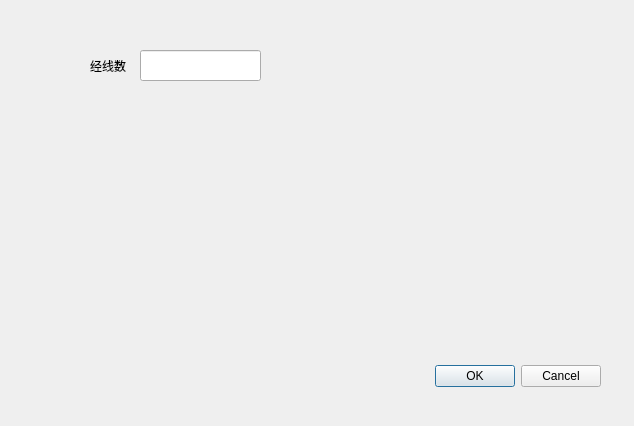
The window that beta/uidlg.ui (tankebuaa/Calibration) describes before a commit, drawn with Qt 5.
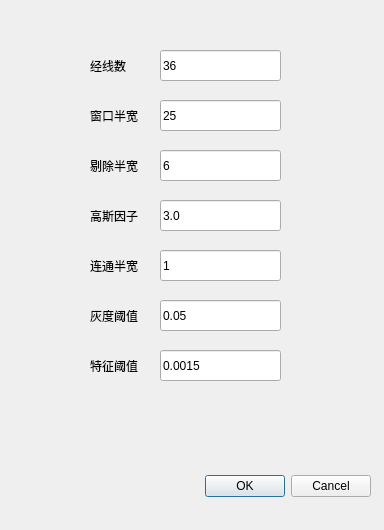
The same window after the commit.

The edit to the form file:
```diff
--- a/beta/uidlg.ui
+++ b/beta/uidlg.ui
@@ -6,8 +6,8 @@
    <rect>
     <x>0</x>
     <y>0</y>
-    <width>634</width>
-    <height>426</height>
+    <width>384</width>
+    <height>530</height>
    </rect>
   </property>
   <property name="sizePolicy">
@@ -22,8 +22,8 @@
   <widget class="QDialogButtonBox" name="buttonBox">
    <property name="geometry">
     <rect>
-     <x>260</x>
-     <y>360</y>
+     <x>30</x>
+     <y>470</y>
      <width>341</width>
      <height>32</height>
     </rect>
@@ -51,11 +51,170 @@
   <widget class="QLineEdit" name="numberEdit">
    <property name="geometry">
     <rect>
-     <x>140</x>
+     <x>160</x>
      <y>50</y>
      <width>121</width>
      <height>31</height>
     </rect>
+   </property>
+   <property name="text">
+    <string>36</string>
+   </property>
+  </widget>
+  <widget class="QLabel" name="wndrLabel">
+   <property name="geometry">
+    <rect>
+     <x>90</x>
+     <y>110</y>
+     <width>54</width>
+     <height>12</height>
+    </rect>
+   </property>
+   <property name="text">
+    <string>窗口半宽</string>
+   </property>
+  </widget>
+  <widget class="QLineEdit" name="wndrEdit">
+   <property name="geometry">
+    <rect>
+     <x>160</x>
+     <y>100</y>
+     <width>121</width>
+     <height>31</height>
+    </rect>
+   </property>
+   <property name="text">
+    <string>25</string>
+   </property>
+  </widget>
+  <widget class="QLabel" name="delrLabel">
+   <property name="geometry">
+    <rect>
+     <x>90</x>
+     <y>160</y>
+     <width>54</width>
+     <height>12</height>
+    </rect>
+   </property>
+   <property name="text">
+    <string>剔除半宽</string>
+   </property>
+  </widget>
+  <widget class="QLineEdit" name="delrEdit">
+   <property name="geometry">
+    <rect>
+     <x>160</x>
+     <y>150</y>
+     <width>121</width>
+     <height>31</height>
+    </rect>
+   </property>
+   <property name="text">
+    <string>6</string>
+   </property>
+  </widget>
+  <widget class="QLabel" name="crLabel">
+   <property name="geometry">
+    <rect>
+     <x>90</x>
+     <y>260</y>
+     <width>54</width>
+     <height>12</height>
+    </rect>
+   </property>
+   <property name="text">
+    <string>连通半宽</string>
+   </property>
+  </widget>
+  <widget class="QLineEdit" name="crEdit">
+   <property name="geometry">
+    <rect>
+     <x>160</x>
+     <y>250</y>
+     <width>121</width>
+     <height>31</height>
+    </rect>
+   </property>
+   <property name="text">
+    <string>1</string>
+   </property>
+  </widget>
+  <widget class="QLabel" name="gthLabel">
+   <property name="geometry">
+    <rect>
+     <x>90</x>
+     <y>310</y>
+     <width>54</width>
+     <height>12</height>
+    </rect>
+   </property>
+   <property name="text">
+    <string>灰度阈值</string>
+   </property>
+  </widget>
+  <widget class="QLineEdit" name="gthEdit">
+   <property name="geometry">
+    <rect>
+     <x>160</x>
+     <y>300</y>
+     <width>121</width>
+     <height>31</height>
+    </rect>
+   </property>
+   <property name="text">
+    <string>0.05</string>
+   </property>
+  </widget>
+  <widget class="QLabel" name="ethLabel">
+   <property name="geometry">
+    <rect>
+     <x>90</x>
+     <y>360</y>
+     <width>54</width>
+     <height>12</height>
+    </rect>
+   </property>
+   <property name="text">
+    <string>特征阈值</string>
+   </property>
+  </widget>
+  <widget class="QLineEdit" name="ethEdit">
+   <property name="geometry">
+    <rect>
+     <x>160</x>
+     <y>350</y>
+     <width>121</width>
+     <height>31</height>
+    </rect>
+   </property>
+   <property name="text">
+    <string>0.0015</string>
+   </property>
+  </widget>
+  <widget class="QLabel" name="hgLabel">
+   <property name="geometry">
+    <rect>
+     <x>90</x>
+     <y>210</y>
+     <width>54</width>
+     <height>12</height>
+    </rect>
+   </property>
+   <property name="text">
+    <string>高斯因子</string>
+   </property>
+  </widget>
+  <widget class="QLineEdit" name="hgEdit">
+   <property name="geometry">
+    <rect>
+     <x>160</x>
+     <y>200</y>
+     <width>121</width>
+     <height>31</height>
+    </rect>
+   </property>
+   <property name="text">
+    <string>3.0</string>
    </property>
   </widget>
  </widget>
```
Left out of the diff: 2 changed lines with no effect on the pictures.
